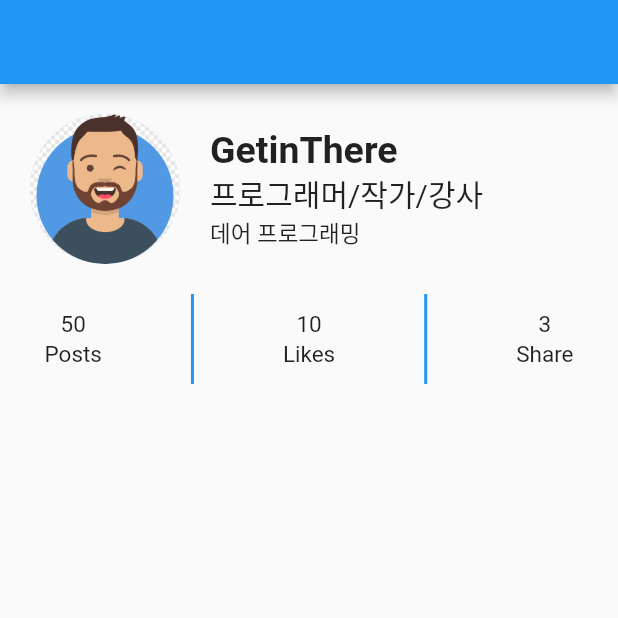
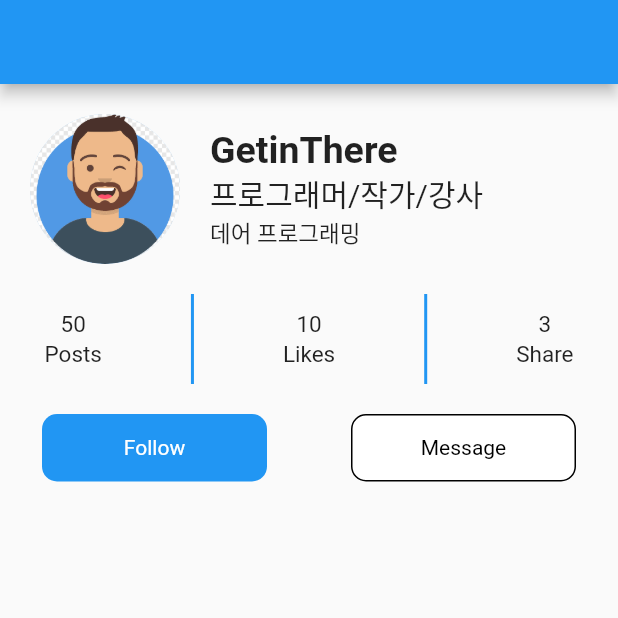
Before and after one commit to whitetigerlouis/Flutter, a Flutter app: the screen it shows after launch, on a phone screen of 412 x 824 dp, the top half of it. Run offline on Flutter 3.47's test engine with Material 2 defaults, Android fonts, the phone set to English and light mode, and no system bars.

Commit message:
Update profile_buttons.dart

```diff
--- a/Flutter_UI/06_flutter_profile/lib/components/profile_buttons.dart
+++ b/Flutter_UI/06_flutter_profile/lib/components/profile_buttons.dart
@@ -12,11 +12,46 @@ class ProfileButtons extends StatelessWidget {
     );
   }
 
-  Widget _buildFollowButton(){
-    return SizedBox();
+  Widget _buildFollowButton() {
+    return InkWell(
+      onTap: () {
+        print("Follow 버튼 클릭됨");
+      },
+      child: Container(
+        alignment: Alignment.center, // 컨네이너 내부
+        width: 150,
+        height: 45,
+        child: Text(
+          "Follow",
+          style: TextStyle(color: Colors.white),
+        ),
+        decoration: BoxDecoration(
+          color: Colors.blue,
+          borderRadius: BorderRadius.circular(10), // 컨테이너 모서리를 둥글게 한다
+        ),
+      ),
+    );
   }
 
-  Widget _buildMessageButton(){
-    return SizedBox();
+  Widget _buildMessageButton() {
+    return InkWell(
+      onTap: () {
+        print("Message 버튼 클릭됨");
+      },
+      child: Container(
+        alignment: Alignment.center,
+        width: 150,
+        height: 45,
+        child: Text(
+          "Message",
+          style: TextStyle(color: Colors.black),
+        ),
+        decoration: BoxDecoration(
+          color: Colors.white,
+          borderRadius: BorderRadius.circular(10),
+          border: Border.all(), // 컨테이너에 테두리 선을 준다.
+        ),
+      ),
+    );
   }
 }
```
